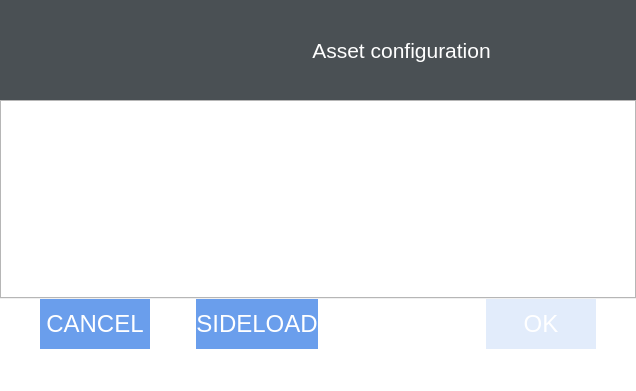
First picture: the form in mainwindow.ui, repository quartileone/AssetConfiguration, before the edit.
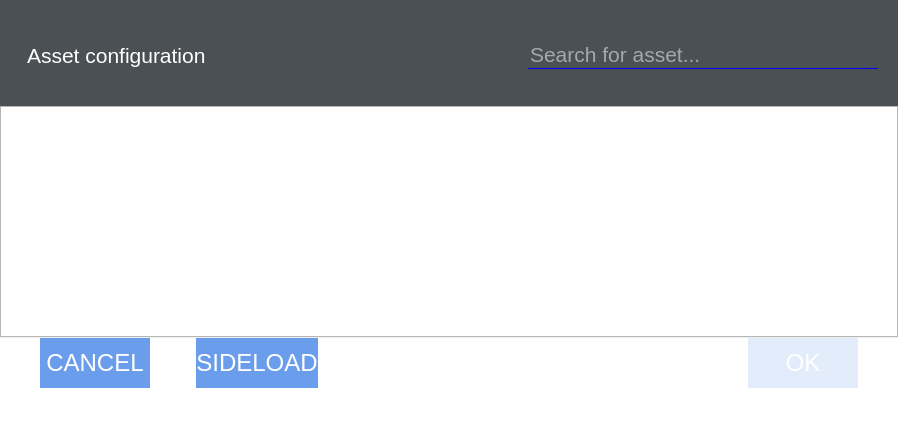
Second picture: the form after the edit. Icons and pictures are not drawn.

Patch:
```diff
--- a/mainwindow.ui
+++ b/mainwindow.ui
@@ -6,8 +6,8 @@
    <rect>
     <x>0</x>
     <y>0</y>
-    <width>636</width>
-    <height>391</height>
+    <width>898</width>
+    <height>430</height>
    </rect>
   </property>
   <property name="sizePolicy">
@@ -45,7 +45,12 @@
     <property name="bottomMargin">
      <number>0</number>
     </property>
-    <item>
+    <item alignment="Qt::AlignTop">
+     <widget class="QWidget" name="TopWidget" native="true">
+      <property name="styleSheet">
+       <string notr="true">background-color:#4A5054; 
+color: white;</string>
+      </property>
      <layout class="QHBoxLayout" name="horizontalLayout_2">
       <property name="spacing">
        <number>0</number>
@@ -53,39 +58,35 @@
       <property name="sizeConstraint">
        <enum>QLayout::SetDefaultConstraint</enum>
       </property>
+       <property name="leftMargin">
+        <number>20</number>
+       </property>
+       <property name="topMargin">
+        <number>5</number>
+       </property>
+       <property name="rightMargin">
+        <number>20</number>
+       </property>
       <property name="bottomMargin">
-       <number>0</number>
-      </property>
-      <item>
+        <number>1</number>
+       </property>
+       <item alignment="Qt::AlignLeft">
        <widget class="QLabel" name="labelLogo">
-        <property name="sizePolicy">
-         <sizepolicy hsizetype="Fixed" vsizetype="Fixed">
-          <horstretch>0</horstretch>
-          <verstretch>0</verstretch>
-         </sizepolicy>
-        </property>
         <property name="minimumSize">
          <size>
-          <width>150</width>
-          <height>90</height>
+           <width>0</width>
+           <height>0</height>
          </size>
         </property>
         <property name="maximumSize">
          <size>
-          <width>200</width>
-          <height>100</height>
+           <width>120</width>
+           <height>80</height>
          </size>
         </property>
         <property name="styleSheet">
-         <string notr="true">background-color:#4A5054; 
-color: white;</string>
-        </property>
-        <property name="text">
          <string notr="true"/>
         </property>
-        <property name="textFormat">
-         <enum>Qt::PlainText</enum>
-        </property>
         <property name="pixmap">
          <pixmap>../../../mineq/usb-configuration/images/logo_mineQ_on_dark.jpg</pixmap>
         </property>
@@ -94,23 +95,6 @@
         </property>
        </widget>
       </item>
-      <item>
-       <widget class="QLabel" name="label">
-        <property name="sizePolicy">
-         <sizepolicy hsizetype="Fixed" vsizetype="Preferred">
-          <horstretch>0</horstretch>
-          <verstretch>0</verstretch>
-         </sizepolicy>
-        </property>
-        <property name="styleSheet">
-         <string notr="true">background-color:#4A5054; 
-color: white;</string>
-        </property>
-        <property name="text">
-         <string/>
-        </property>
-       </widget>
-      </item>
       <item>
        <widget class="QLabel" name="labelConfig">
         <property name="enabled">
@@ -124,7 +108,7 @@
         </property>
         <property name="minimumSize">
          <size>
-          <width>400</width>
+           <width>200</width>
           <height>100</height>
          </size>
         </property>
@@ -142,14 +126,8 @@
         <property name="layoutDirection">
          <enum>Qt::LeftToRight</enum>
         </property>
-        <property name="autoFillBackground">
-         <bool>false</bool>
-        </property>
-        <property name="styleSheet">
-         <string notr="true">background-color:#4A5054; 
-color: white;
-padding-right: 40px
-</string>
+         <property name="frameShape">
+          <enum>QFrame::NoFrame</enum>
         </property>
         <property name="text">
          <string>Asset configuration</string>
@@ -157,15 +135,65 @@
         <property name="scaledContents">
          <bool>false</bool>
         </property>
-        <property name="alignment">
-         <set>Qt::AlignCenter</set>
-        </property>
         <property name="margin">
          <number>0</number>
         </property>
        </widget>
       </item>
-     </layout>
+       <item>
+        <spacer name="horizontalSpacer_2">
+         <property name="orientation">
+          <enum>Qt::Horizontal</enum>
+         </property>
+         <property name="sizeHint" stdset="0">
+          <size>
+           <width>40</width>
+           <height>20</height>
+          </size>
+         </property>
+        </spacer>
+       </item>
+       <item>
+        <widget class="QLineEdit" name="edSearch">
+         <property name="enabled">
+          <bool>true</bool>
+         </property>
+         <property name="sizePolicy">
+          <sizepolicy hsizetype="Minimum" vsizetype="Fixed">
+           <horstretch>0</horstretch>
+           <verstretch>0</verstretch>
+          </sizepolicy>
+         </property>
+         <property name="minimumSize">
+          <size>
+           <width>350</width>
+           <height>0</height>
+          </size>
+         </property>
+         <property name="font">
+          <font>
+           <pointsize>16</pointsize>
+          </font>
+         </property>
+         <property name="styleSheet">
+          <string notr="true">border-width: 1px;
+border-bottom-style: solid;
+border-color: blue;
+</string>
+         </property>
+         <property name="frame">
+          <bool>false</bool>
+         </property>
+         <property name="placeholderText">
+          <string>Search for asset...</string>
+         </property>
+         <property name="clearButtonEnabled">
+          <bool>true</bool>
+         </property>
+        </widget>
+       </item>
+      </layout>
+     </widget>
     </item>
     <item>
      <widget class="QTabWidget" name="tabWidget">
```
Left out of the diff: 6 changed lines with no effect on the pictures. Lines whose indentation alone changed are shown as unchanged.
